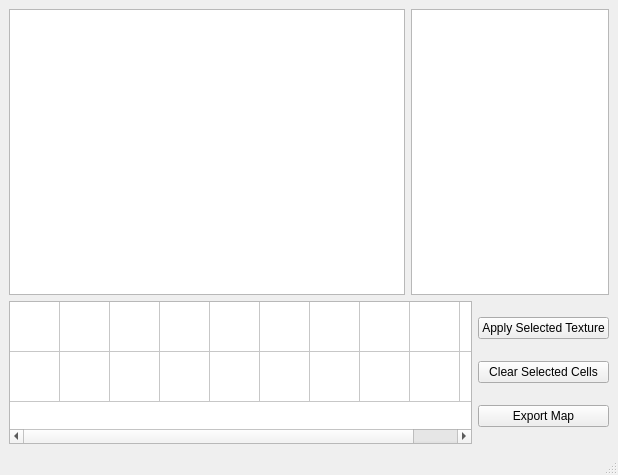
Qt form Attempt 2/LevelDeveloper/mainwindow.ui (EoinAbbey-Maher/MainProject) before a commit.
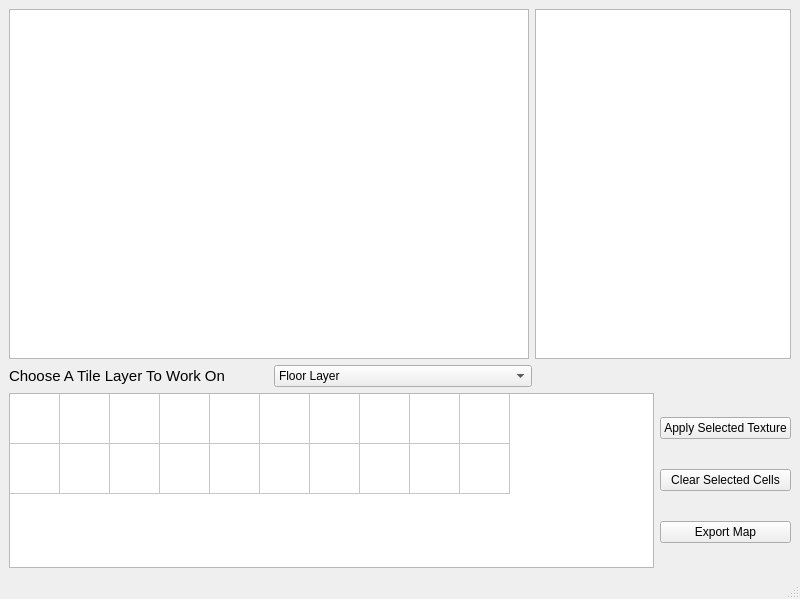
The same form after that commit.

```diff
--- a/Attempt 2/LevelDeveloper/mainwindow.ui
+++ b/Attempt 2/LevelDeveloper/mainwindow.ui
@@ -9,17 +9,20 @@
    <rect>
     <x>0</x>
     <y>0</y>
-    <width>618</width>
-    <height>475</height>
+    <width>800</width>
+    <height>599</height>
    </rect>
   </property>
   <property name="windowTitle">
    <string>Jigsaw Tiled Map Designer</string>
   </property>
   <widget class="QWidget" name="centralwidget">
-   <layout class="QVBoxLayout" name="verticalLayout_2" stretch="2,1">
+   <layout class="QVBoxLayout" name="verticalLayout_2" stretch="2,0,1">
     <item>
-     <layout class="QHBoxLayout" name="horizontalLayout_2" stretch="2,1">
+     <layout class="QHBoxLayout" name="horizontalLayout_2" stretch="1,0">
+      <item>
+       <widget class="QGraphicsView" name="m_FullCameraView"/>
+      </item>
       <item>
        <widget class="QGraphicsView" name="graphicsView">
         <property name="maximumSize">
@@ -30,8 +33,51 @@
         </property>
        </widget>
       </item>
+     </layout>
+    </item>
+    <item>
+     <layout class="QHBoxLayout" name="horizontalLayout_3" stretch="1,1,1">
       <item>
-       <widget class="QGraphicsView" name="m_FullCameraView"/>
+       <widget class="QLabel" name="m_layerText">
+        <property name="font">
+         <font>
+          <pointsize>11</pointsize>
+         </font>
+        </property>
+        <property name="text">
+         <string>Choose A Tile Layer To Work On </string>
+        </property>
+       </widget>
+      </item>
+      <item>
+       <widget class="QComboBox" name="m_layerCombo">
+        <item>
+         <property name="text">
+          <string>Floor Layer</string>
+         </property>
+        </item>
+        <item>
+         <property name="text">
+          <string>Node Layer</string>
+         </property>
+        </item>
+       </widget>
+      </item>
+      <item>
+       <spacer name="horizontalSpacer">
+        <property name="orientation">
+         <enum>Qt::Horizontal</enum>
+        </property>
+        <property name="sizeType">
+         <enum>QSizePolicy::Expanding</enum>
+        </property>
+        <property name="sizeHint" stdset="0">
+         <size>
+          <width>100</width>
+          <height>20</height>
+         </size>
+        </property>
+       </spacer>
       </item>
      </layout>
     </item>
```
Left out of the diff: 10 changed lines with no effect on the pictures.
